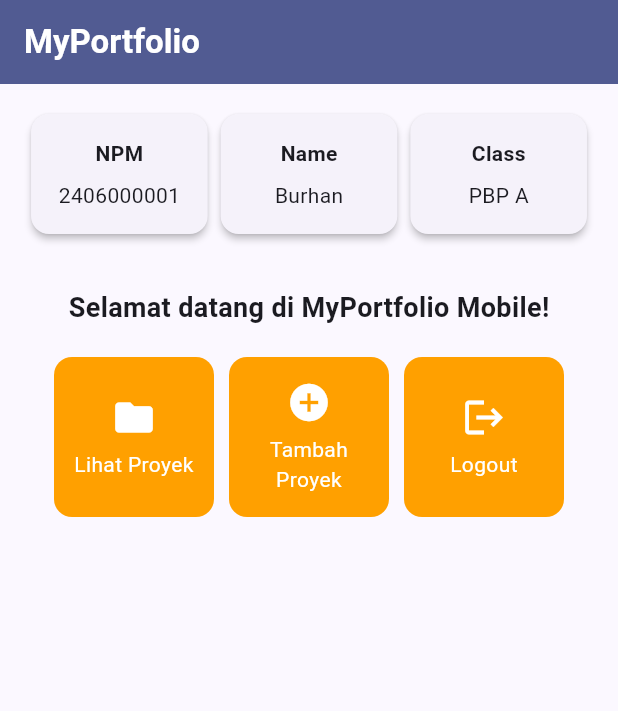
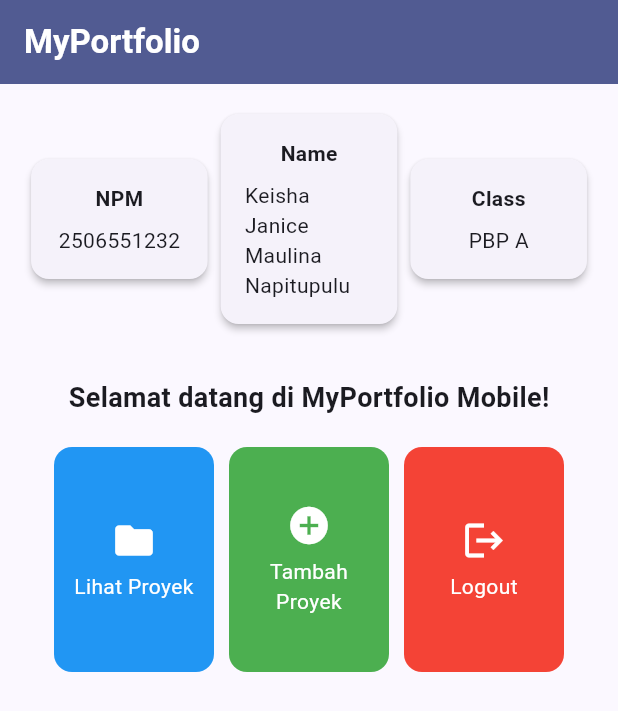
Before and after one commit to keishajnc/myportofolio_mobile, a Flutter app: the screen it shows after launch, on a phone screen of 412 x 824 dp. Shown: the top 711 px of the screen. Run offline on Flutter 3.47's test engine with Material 3 defaults, Android fonts, the phone set to English and light mode, and no system bars.

Commit message:
feat: personalize portfolio and add distinct action card colors

```diff
--- a/halo_burhan.dart
+++ b/halo_burhan.dart
@@ -1,3 +1,5 @@
 void main() {
+  // Output terminal untuk latihan dasar Dart pada Tutorial 08.
+  // ignore: avoid_print
   print('Halo dari Dart, PBP Gasal 2026/2027!');
 }
--- a/lib/menu.dart
+++ b/lib/menu.dart
@@ -3,14 +3,14 @@ import 'package:flutter/material.dart';
 class MyHomePage extends StatelessWidget {
   MyHomePage({super.key});
 
-  final String npm = '2406000001';
-  final String nama = 'Burhan';
+  final String npm = '2506551232';
+  final String nama = 'Keisha Janice Maulina Napitupulu';
   final String kelas = 'PBP A';
 
   final List<ItemHomepage> items = [
-    ItemHomepage('Lihat Proyek', Icons.folder),
-    ItemHomepage('Tambah Proyek', Icons.add_circle),
-    ItemHomepage('Logout', Icons.logout),
+    ItemHomepage('Lihat Proyek', Icons.folder, Colors.blue),
+    ItemHomepage('Tambah Proyek', Icons.add_circle, Colors.green),
+    ItemHomepage('Logout', Icons.logout, Colors.red),
   ];
 
   @override
@@ -19,10 +19,7 @@ class MyHomePage extends StatelessWidget {
       appBar: AppBar(
         title: const Text(
           'MyPortfolio',
-          style: TextStyle(
-            color: Colors.white,
-            fontWeight: FontWeight.bold,
-          ),
+          style: TextStyle(color: Colors.white, fontWeight: FontWeight.bold),
         ),
         backgroundColor: Theme.of(context).colorScheme.primary,
       ),
@@ -59,6 +56,7 @@ class MyHomePage extends StatelessWidget {
                     crossAxisSpacing: 10,
                     mainAxisSpacing: 10,
                     crossAxisCount: 3,
+                    mainAxisExtent: 150,
                     shrinkWrap: true,
                     children: items.map((ItemHomepage item) {
                       return ItemCard(item);
@@ -78,11 +76,7 @@ class InfoCard extends StatelessWidget {
   final String title;
   final String content;
 
-  const InfoCard({
-    super.key,
-    required this.title,
-    required this.content,
-  });
+  const InfoCard({super.key, required this.title, required this.content});
 
   @override
   Widget build(BuildContext context) {
@@ -93,10 +87,7 @@ class InfoCard extends StatelessWidget {
         padding: const EdgeInsets.all(16.0),
         child: Column(
           children: [
-            Text(
-              title,
-              style: const TextStyle(fontWeight: FontWeight.bold),
-            ),
+            Text(title, style: const TextStyle(fontWeight: FontWeight.bold)),
             const SizedBox(height: 8.0),
             Text(content),
           ],
@@ -109,8 +100,9 @@ class InfoCard extends StatelessWidget {
 class ItemHomepage {
   final String name;
   final IconData icon;
+  final Color color;
 
-  ItemHomepage(this.name, this.icon);
+  ItemHomepage(this.name, this.icon, this.color);
 }
 
 class ItemCard extends StatelessWidget {
@@ -121,7 +113,7 @@ class ItemCard extends StatelessWidget {
   @override
   Widget build(BuildContext context) {
     return Material(
-      color: Theme.of(context).colorScheme.secondary,
+      color: item.color,
       borderRadius: BorderRadius.circular(12),
       child: InkWell(
         onTap: () {
@@ -129,9 +121,7 @@ class ItemCard extends StatelessWidget {
             ..hideCurrentSnackBar()
             ..showSnackBar(
               SnackBar(
-                content: Text(
-                  'Kamu telah menekan tombol ${item.name}!',
-                ),
+                content: Text('Kamu telah menekan tombol ${item.name}!'),
               ),
             );
         },
@@ -141,11 +131,7 @@ class ItemCard extends StatelessWidget {
             child: Column(
               mainAxisAlignment: MainAxisAlignment.center,
               children: [
-                Icon(
-                  item.icon,
-                  color: Colors.white,
-                  size: 30.0,
-                ),
+                Icon(item.icon, color: Colors.white, size: 30.0),
                 const Padding(padding: EdgeInsets.all(3)),
                 Text(
                   item.name,
```
Also changed, not shown: lib/main.dart (line endings or trailing spaces).
